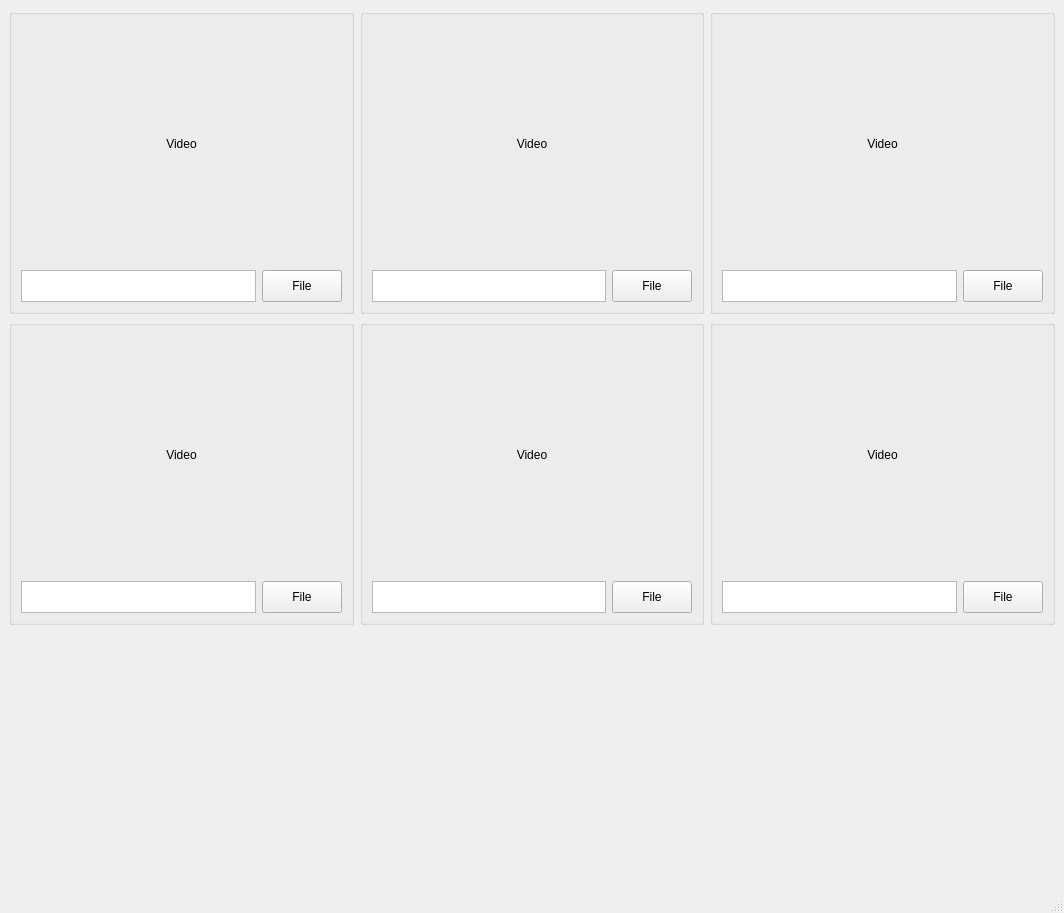
First picture: the form in ffwdemo/mainwindow.ui, repository mvaranda/multimedia, before the edit.
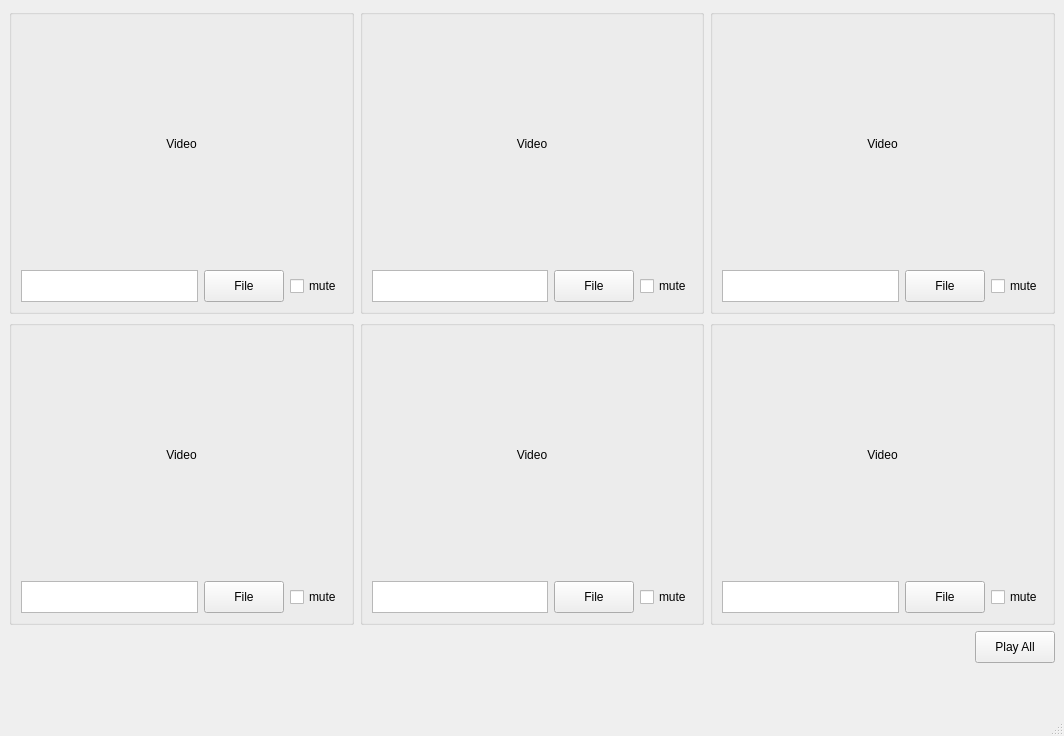
Second picture: the form after the edit.

```diff
--- a/ffwdemo/mainwindow.ui
+++ b/ffwdemo/mainwindow.ui
@@ -7,7 +7,7 @@
     <x>0</x>
     <y>0</y>
     <width>1064</width>
-    <height>913</height>
+    <height>736</height>
    </rect>
   </property>
   <property name="windowTitle">
@@ -73,6 +73,13 @@
              </property>
             </widget>
            </item>
+           <item>
+            <widget class="QCheckBox" name="bt_mute_0">
+             <property name="text">
+              <string>mute</string>
+             </property>
+            </widget>
+           </item>
           </layout>
          </item>
         </layout>
@@ -125,6 +132,13 @@
              </property>
             </widget>
            </item>
+           <item>
+            <widget class="QCheckBox" name="bt_mute_1">
+             <property name="text">
+              <string>mute</string>
+             </property>
+            </widget>
+           </item>
           </layout>
          </item>
         </layout>
@@ -177,6 +191,13 @@
              </property>
             </widget>
            </item>
+           <item>
+            <widget class="QCheckBox" name="bt_mute_2">
+             <property name="text">
+              <string>mute</string>
+             </property>
+            </widget>
+           </item>
           </layout>
          </item>
         </layout>
@@ -242,6 +263,13 @@
              </property>
             </widget>
            </item>
+           <item>
+            <widget class="QCheckBox" name="bt_mute_3">
+             <property name="text">
+              <string>mute</string>
+             </property>
+            </widget>
+           </item>
           </layout>
          </item>
         </layout>
@@ -294,6 +322,13 @@
              </property>
             </widget>
            </item>
+           <item>
+            <widget class="QCheckBox" name="bt_mute_4">
+             <property name="text">
+              <string>mute</string>
+             </property>
+            </widget>
+           </item>
           </layout>
          </item>
         </layout>
@@ -346,6 +381,13 @@
              </property>
             </widget>
            </item>
+           <item>
+            <widget class="QCheckBox" name="bt_mute_5">
+             <property name="text">
+              <string>mute</string>
+             </property>
+            </widget>
+           </item>
           </layout>
          </item>
         </layout>
@@ -353,6 +395,42 @@
       </item>
      </layout>
     </item>
+    <item>
+     <layout class="QHBoxLayout" name="horizontalLayout">
+      <property name="leftMargin">
+       <number>0</number>
+      </property>
+      <property name="topMargin">
+       <number>0</number>
+      </property>
+      <item>
+       <spacer name="horizontalSpacer">
+        <property name="orientation">
+         <enum>Qt::Horizontal</enum>
+        </property>
+        <property name="sizeHint" stdset="0">
+         <size>
+          <width>40</width>
+          <height>20</height>
+         </size>
+        </property>
+       </spacer>
+      </item>
+      <item>
+       <widget class="QPushButton" name="pushButton">
+        <property name="minimumSize">
+         <size>
+          <width>0</width>
+          <height>32</height>
+         </size>
+        </property>
+        <property name="text">
+         <string>Play All</string>
+        </property>
+       </widget>
+      </item>
+     </layout>
+    </item>
     <item>
      <spacer name="verticalSpacer">
       <property name="orientation">
```
